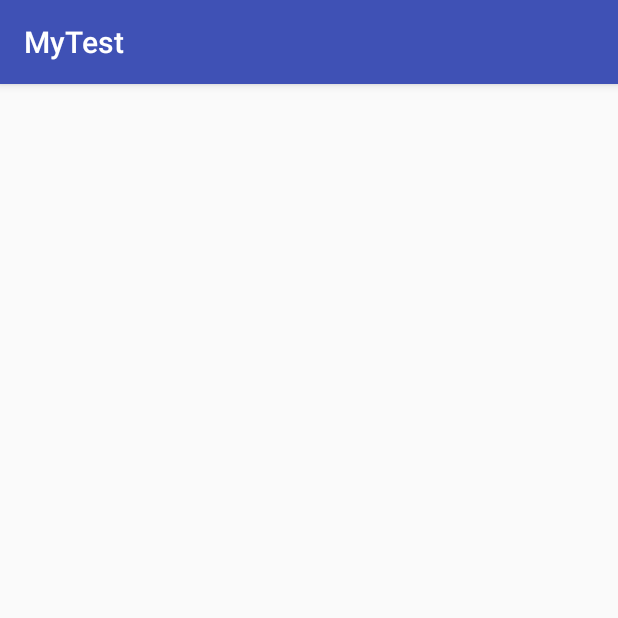
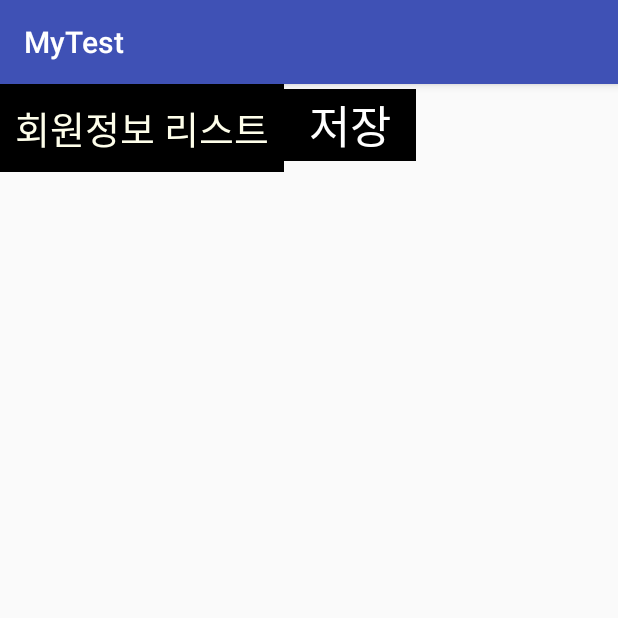
Before and after one commit to jiminkeun/TestAppProject, an Android app: the MemberListActivity screen opened directly, with no data from a screen before it, on a phone screen of 412 x 824 dp, the top half of it. Run offline under Robolectric (Android 15) with nearby library versions, the phone set to English and light mode, and no system bars; 3 statements that could not run were skipped.

Commit message:
11.22 수정

```diff
--- a/app/src/main/java/mytest/syscore/daou/mytest/MemberListActivity.java
+++ /dev/null
@@ -1,58 +0,0 @@
-package mytest.syscore.daou.mytest;
-
-import android.database.Cursor;
-import android.database.sqlite.SQLiteDatabase;
-import android.support.v7.app.AppCompatActivity;
-import android.os.Bundle;
-
-public class MemberListActivity extends AppCompatActivity {
-
-    SQLiteDatabase db = null;
-
-    @Override
-    protected void onCreate(Bundle savedInstanceState) {
-        super.onCreate(savedInstanceState);
-        setContentView(R.layout.activity_member_list);
-
-        db = db_init();
-
-        // 리스트 조회
-        StringBuffer sqlSel = null;
-        sqlSel.append(
-          "SELECT NO, NAME, AGE, SEX, BIRTHDAY, JOB, ADDR " +
-          "FROM MEMBER"
-        );
-        Cursor rows = db.rawQuery(sqlSel.toString(), null);
-
-        int rNo = 0;
-        String rName = "";
-        int rAge = 0;
-        String rSex = "";
-        String rBirthday = "";
-        String rJob = "";
-        String rAddr = "";
-
-        while (rows.moveToNext()) {
-            rNo = rows.getInt(0);
-            rName = rows.getString(1);
-            rAge = rows.getInt(2);
-            rSex = rows.getString(3);
-            rBirthday = rows.getString(4);
-            rJob = rows.getString(5);
-            rAddr = rows.getString(6);
-
-
-        }
-    }
-
-    // DB 초기화
-    private SQLiteDatabase db_init() {
-        SQLiteDatabase dbConnect = SQLiteDatabase.openOrCreateDatabase("myTest.db", null);
-        return dbConnect;
-    }
-
-    // DB 실행
-    private void db_exec(String sql) {
-        db.execSQL(sql);
-    }
-}
--- a/app/src/main/java/mytest/syscore/daou/mytest/CalCulatorActivity.java
+++ b/app/src/main/java/mytest/syscore/daou/mytest/activity/CalCulatorActivity.java
@@ -1,4 +1,4 @@
-package mytest.syscore.daou.mytest;
+package mytest.syscore.daou.mytest.activity;
 
 import android.os.Bundle;
 import android.support.v7.app.AppCompatActivity;
@@ -6,6 +6,8 @@ import android.view.View;
 import android.widget.Button;
 import android.widget.EditText;
 import android.widget.TextView;
+
+import mytest.syscore.daou.mytest.R;
 
 /**
  * Created by daou on 2017-11-18.
--- a/app/src/main/java/mytest/syscore/daou/mytest/CalculatorNumActivity.java
+++ b/app/src/main/java/mytest/syscore/daou/mytest/activity/CalculatorNumActivity.java
@@ -1,4 +1,4 @@
-package mytest.syscore.daou.mytest;
+package mytest.syscore.daou.mytest.activity;
 
 import android.os.Bundle;
 import android.support.v7.app.AppCompatActivity;
@@ -7,6 +7,8 @@ import android.widget.Button;
 import android.widget.EditText;
 import android.widget.TextView;
 import android.widget.Toast;
+
+import mytest.syscore.daou.mytest.R;
 
 /**
  * Created by daou on 2017-11-18.
--- a/app/src/main/java/mytest/syscore/daou/mytest/MemberJoinFormActivity.java
+++ b/app/src/main/java/mytest/syscore/daou/mytest/activity/MemberJoinFormActivity.java
@@ -1,4 +1,4 @@
-package mytest.syscore.daou.mytest;
+package mytest.syscore.daou.mytest.activity;
 
 import android.content.Intent;
 import android.database.SQLException;
@@ -8,6 +8,8 @@ import android.support.v7.app.AppCompatActivity;
 import android.view.View;
 import android.widget.Button;
 import android.widget.EditText;
+
+import mytest.syscore.daou.mytest.R;
 
 public class MemberJoinFormActivity extends AppCompatActivity implements Button.OnClickListener {
 
--- /dev/null
+++ b/app/src/main/java/mytest/syscore/daou/mytest/activity/MemberListActivity.java
@@ -0,0 +1,106 @@
+package mytest.syscore.daou.mytest.activity;
+
+import android.content.Intent;
+import android.database.Cursor;
+import android.database.sqlite.SQLiteDatabase;
+import android.support.v7.app.AppCompatActivity;
+import android.os.Bundle;
+import android.view.View;
+import android.widget.AdapterView;
+import android.widget.Button;
+import android.widget.ListView;
+
+import mytest.syscore.daou.mytest.R;
+import mytest.syscore.daou.mytest.adapter.MemberInfoAdapter;
+import mytest.syscore.daou.mytest.item.MemberInfo;
+
+public class MemberListActivity extends AppCompatActivity implements Button.OnClickListener {
+
+    SQLiteDatabase db = null;
+
+
+    @Override
+    protected void onCreate(Bundle savedInstanceState) {
+        super.onCreate(savedInstanceState);
+        setContentView(R.layout.activity_member_list);
+
+        ListView memberListView;
+        MemberInfoAdapter memAdapter = new MemberInfoAdapter();
+
+        memberListView = (ListView) findViewById(R.id.listMember) ;
+        memberListView.setAdapter(memAdapter);
+
+        db = db_init();
+
+        // 리스트 조회
+        StringBuffer sqlSel = null;
+        sqlSel.append(
+          "SELECT NO, NAME, AGE, SEX, BIRTHDAY, JOB, ADDR " +
+          "FROM MEMBER"
+        );
+        Cursor rows = db.rawQuery(sqlSel.toString(), null);
+
+        Button btnMemberInputSaveByList = (Button) findViewById(R.id.btnMemberInputSaveByList);
+        btnMemberInputSaveByList.setOnClickListener(this);
+
+        // 초기화
+        int rNo = 0;
+        String rName = "";
+        int rAge = 0;
+        String rSex = "";
+        String rBirthday = "";
+        String rJob = "";
+        String rAddr = "";
+
+        while (rows.moveToNext()) {
+            rNo = rows.getInt(0);
+            rName = rows.getString(1);
+            rAge = rows.getInt(2);
+            rSex = rows.getString(3);
+            rBirthday = rows.getString(4);
+            rJob = rows.getString(5);
+            rAddr = rows.getString(6);
+
+            // 아답터를 이용하여 view 추가
+            memAdapter.addItem(rNo, rName, rAge, rSex, rBirthday, rJob, rAddr);
+
+        }
+
+        memberListView.setOnItemClickListener(new AdapterView.OnItemClickListener() {
+            @Override
+            public void onItemClick(AdapterView<?> parent, View view, int position, long id) {
+                MemberInfo info = (MemberInfo) parent.getItemAtPosition(position);
+
+                int no = info.getNo();
+                String name = info.getName();
+                int age = info.getAge();
+                String sex = info.getSex();
+                String birthday = info.getBirthday();
+                String job = info.getJob();
+                String addr = info.getAddr();
+            }
+        });
+    }
+
+
+    @Override
+    public void onClick(View v) {
+        Intent intent = null;
+        // 저장버튼
+        if(v.getId() == R.id.btnMemberInputSaveByList) {
+            intent = new Intent(this, MemberListActivity.class);
+            startActivity(intent);
+        }
+    }
+
+    // DB 초기화
+    private SQLiteDatabase db_init() {
+        SQLiteDatabase dbConnect = SQLiteDatabase.openOrCreateDatabase("myTest.db", null);
+        return dbConnect;
+    }
+
+    // DB 실행
+    private void db_exec(String sql) {
+        db.execSQL(sql);
+    }
+}
--- a/app/src/main/java/mytest/syscore/daou/mytest/PushListActivity.java
+++ b/app/src/main/java/mytest/syscore/daou/mytest/activity/PushListActivity.java
@@ -1,10 +1,12 @@
-package mytest.syscore.daou.mytest;
+package mytest.syscore.daou.mytest.activity;
 
 import android.database.Cursor;
 import android.database.SQLException;
 import android.database.sqlite.SQLiteDatabase;
 import android.support.v7.app.AppCompatActivity;
 import android.os.Bundle;
+
+import mytest.syscore.daou.mytest.R;
 
 public class PushListActivity extends AppCompatActivity {
 
--- a/app/src/main/java/mytest/syscore/daou/mytest/PuzzleActivity.java
+++ b/app/src/main/java/mytest/syscore/daou/mytest/activity/PuzzleActivity.java
@@ -1,8 +1,10 @@
-package mytest.syscore.daou.mytest;
+package mytest.syscore.daou.mytest.activity;
 
 import android.support.v7.app.AppCompatActivity;
 import android.os.Bundle;
 import android.widget.Button;
+
+import mytest.syscore.daou.mytest.R;
 
 public class PuzzleActivity extends AppCompatActivity {
 
--- a/app/src/main/java/mytest/syscore/daou/mytest/DbHandler.java
+++ b/app/src/main/java/mytest/syscore/daou/mytest/handler/DbHandler.java
@@ -1,4 +1,4 @@
-package mytest.syscore.daou.mytest;
+package mytest.syscore.daou.mytest.handler;
 
 /**
  * Created by daou on 2017-11-21.
--- a/app/src/main/res/layout/activity_calculator.xml
+++ b/app/src/main/res/layout/activity_calculator.xml
@@ -4,7 +4,7 @@
     xmlns:tools="http://schemas.android.com/tools"
     android:layout_width="match_parent"
     android:layout_height="match_parent"
-    tools:context="mytest.syscore.daou.mytest.CalCulatorActivity">
+    tools:context="mytest.syscore.daou.mytest.activity.CalCulatorActivity">
 
     <EditText
         android:id="@+id/number1"
--- a/app/src/main/res/layout/activity_member_join_form.xml
+++ b/app/src/main/res/layout/activity_member_join_form.xml
@@ -4,7 +4,7 @@
     xmlns:tools="http://schemas.android.com/tools"
     android:layout_width="match_parent"
     android:layout_height="match_parent"
-    tools:context="mytest.syscore.daou.mytest.MemberJoinFormActivity">
+    tools:context="mytest.syscore.daou.mytest.activity.MemberJoinFormActivity">
 
     <TextView
         android:id="@+id/titleMemberJoin"
--- a/app/src/main/res/layout/activity_member_list.xml
+++ b/app/src/main/res/layout/activity_member_list.xml
@@ -1,13 +1,44 @@
 <?xml version="1.0" encoding="utf-8"?>
-<android.support.constraint.ConstraintLayout xmlns:android="http://schemas.android.com/apk/res/android"
+<LinearLayout xmlns:android="http://schemas.android.com/apk/res/android"
     xmlns:app="http://schemas.android.com/apk/res-auto"
     xmlns:tools="http://schemas.android.com/tools"
     android:layout_width="match_parent"
     android:layout_height="match_parent"
-    tools:context="mytest.syscore.daou.mytest.MemberListActivity">
+    tools:context="mytest.syscore.daou.mytest.activity.MemberListActivity"
+    android:orientation="vertical">
+
+    <LinearLayout
+        android:layout_width="match_parent"
+        android:layout_height="match_parent"
+        android:height="30dp"
+        android:id="@+id/layoutTitle">
+
+        <TextView
+            android:layout_width="wrap_content"
+            android:layout_height="wrap_content"
+            android:padding="10dp"
+            android:background="#000000"
+            android:text="회원정보 리스트"
+            android:textSize="25dp"
+            android:textColor="#FEFEEA"
+            android:id="@+id/titleMemberList"/>
+
+        <Button
+            style="@style/Widget.AppCompat.Button.Borderless"
+            android:layout_width="wrap_content"
+            android:layout_height="wrap_content"
+            android:background="#000000"
+            android:text="저장"
+            android:textColor="#FFFFFF"
+            android:textSize="30sp"
+            android:id="@+id/btnMemberInputSaveByList"/>
+
+    </LinearLayout>
 
     <ListView
         android:layout_width="match_parent"
-        android:layout_height="match_parent"
+        android:layout_height="wrap_content"
         android:id="@+id/listMember"/>
-</android.support.constraint.ConstraintLayout>
+
+
+</LinearLayout>
--- a/app/src/main/res/layout/activity_push_list.xml
+++ b/app/src/main/res/layout/activity_push_list.xml
@@ -4,6 +4,6 @@
     xmlns:tools="http://schemas.android.com/tools"
     android:layout_width="match_parent"
     android:layout_height="match_parent"
-    tools:context="mytest.syscore.daou.mytest.PushListActivity">
+    tools:context="mytest.syscore.daou.mytest.activity.PushListActivity">
 
 </android.support.constraint.ConstraintLayout>
--- a/app/src/main/res/layout/activity_puzzle.xml
+++ b/app/src/main/res/layout/activity_puzzle.xml
@@ -4,7 +4,7 @@
     xmlns:tools="http://schemas.android.com/tools"
     android:layout_width="match_parent"
     android:layout_height="match_parent"
-    tools:context="mytest.syscore.daou.mytest.PuzzleActivity">
+    tools:context="mytest.syscore.daou.mytest.activity.PuzzleActivity">
 
     <Button
         android:id="@+id/btnA"
```
Also changed, not shown: app/src/main/AndroidManifest.xml (+7 -7 lines), app/src/main/java/mytest/syscore/daou/mytest/MemberInfoAdaptor.java (deleted, +0 -8 lines), app/src/main/java/mytest/syscore/daou/mytest/activity/MainActivity.java (renamed from app/src/main/java/mytest/syscore/daou/mytest/MainActivity.java, +10 -1 lines), app/src/main/java/mytest/syscore/daou/mytest/adapter/MemberInfoAdapter.java (added, +88 -0 lines), app/src/main/java/mytest/syscore/daou/mytest/item/MemberInfo.java (added, +71 -0 lines), app/src/main/res/layout/activity_main.xml (+14 -6 lines), app/src/main/res/layout/listview_member_info.xml (added, +65 -0 lines).
